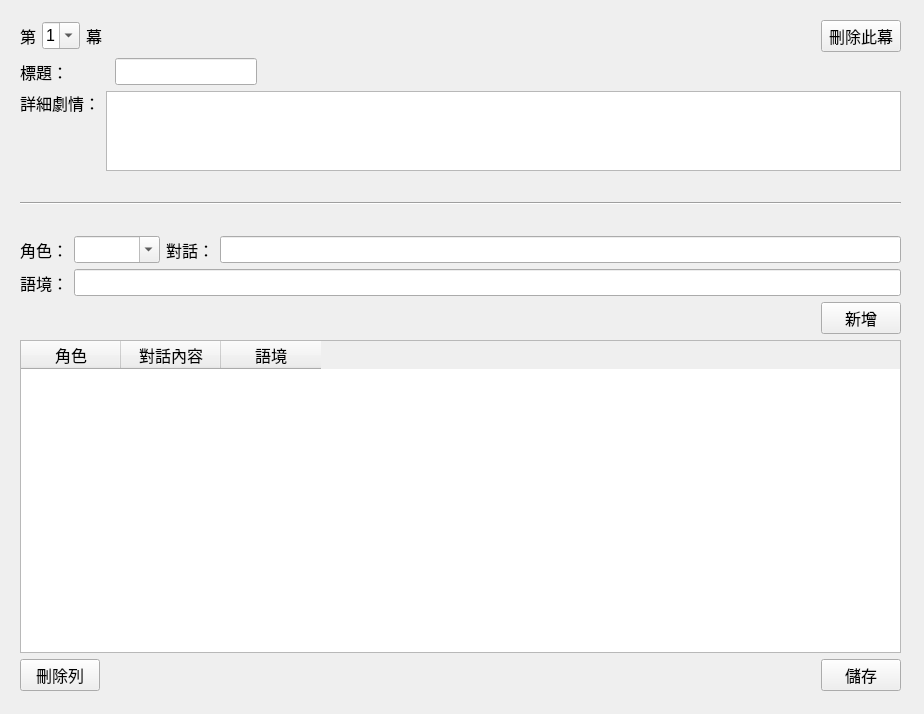
Above: UI/Tab3.ui from wayne1224/PlotMaker before the change. Below: the same form after it.
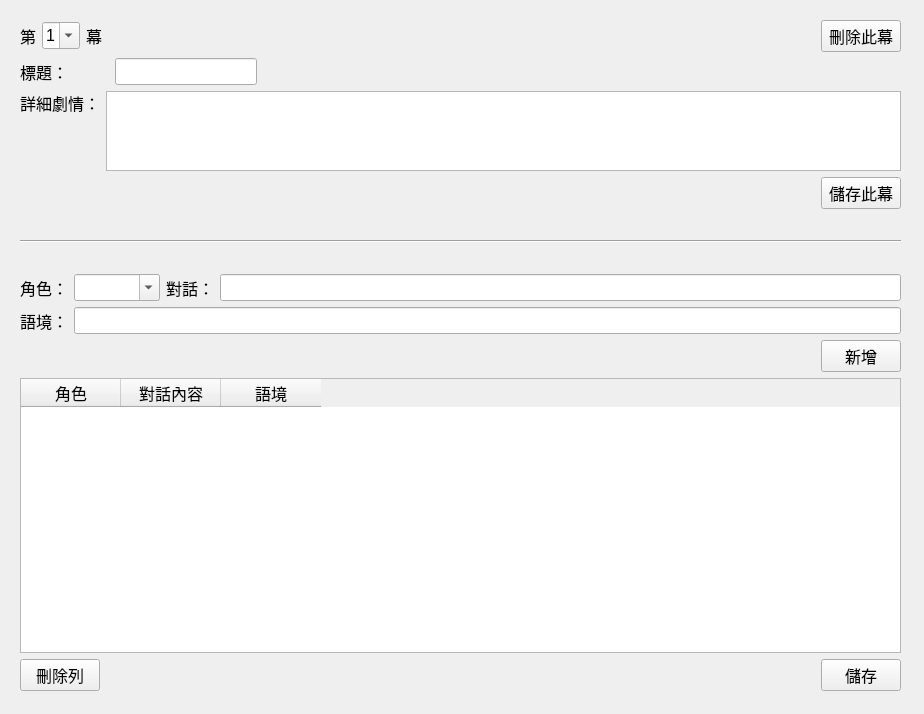
That is the form after the change.

Commit message: feat: 新增刪除對話功能、新增刪除儲存幕功能

Patch:
```diff
--- a/UI/Tab3.ui
+++ b/UI/Tab3.ui
@@ -22,7 +22,7 @@
      <height>711</height>
     </rect>
    </property>
-   <layout class="QVBoxLayout" name="verticalLayout" stretch="0,0,0,0,0,0,0,0,0">
+   <layout class="QVBoxLayout" name="verticalLayout" stretch="0,0,0,0,0,0,0,0,0,0">
     <property name="sizeConstraint">
      <enum>QLayout::SetDefaultConstraint</enum>
     </property>
@@ -179,7 +179,7 @@
        <enum>QLayout::SetDefaultConstraint</enum>
       </property>
       <property name="bottomMargin">
-       <number>25</number>
+       <number>0</number>
       </property>
       <item>
        <widget class="QLabel" name="lbl_scenePlot">
@@ -225,6 +225,38 @@
       </item>
      </layout>
     </item>
+    <item>
+     <layout class="QHBoxLayout" name="horizontalLayout_8">
+      <property name="bottomMargin">
+       <number>25</number>
+      </property>
+      <item>
+       <spacer name="horizontalSpacer_5">
+        <property name="orientation">
+         <enum>Qt::Horizontal</enum>
+        </property>
+        <property name="sizeHint" stdset="0">
+         <size>
+          <width>40</width>
+          <height>20</height>
+         </size>
+        </property>
+       </spacer>
+      </item>
+      <item>
+       <widget class="QPushButton" name="btn_saveScene">
+        <property name="font">
+         <font>
+          <pointsize>12</pointsize>
+         </font>
+        </property>
+        <property name="text">
+         <string>儲存此幕</string>
+        </property>
+       </widget>
+      </item>
+     </layout>
+    </item>
     <item>
      <widget class="Line" name="line">
       <property name="orientation">
```
Left out of the diff: 12 changed lines with no effect on the pictures. The commit also changes 1 other file.
